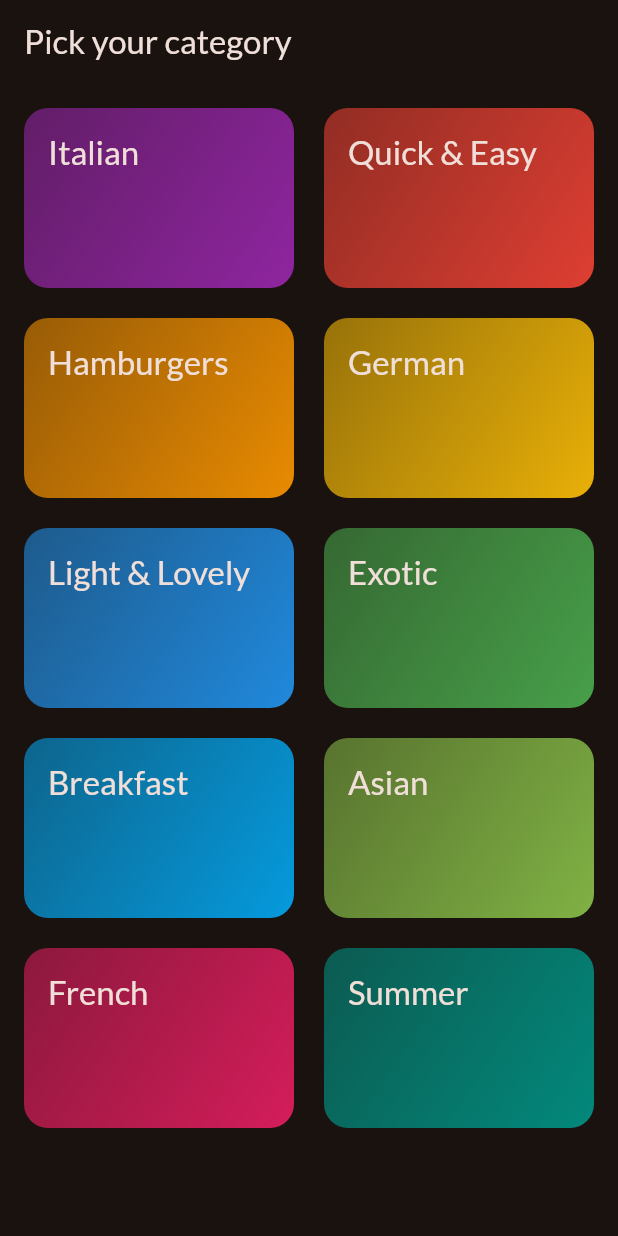
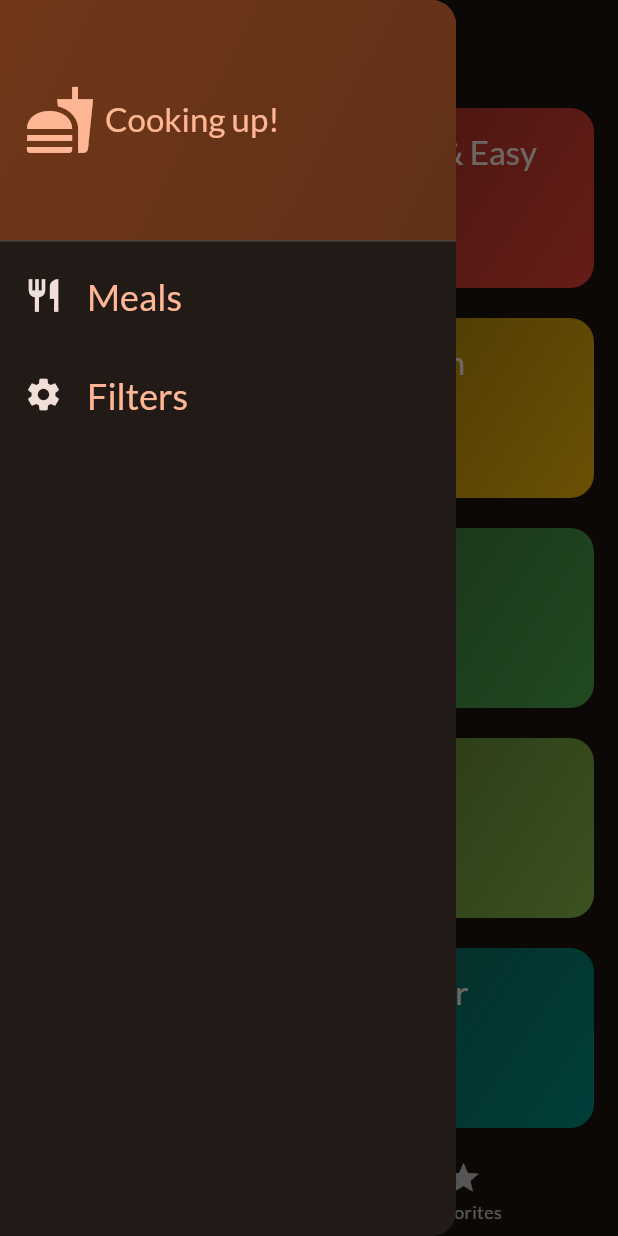
Before and after one commit to tddang4103/meals_app, a Flutter app: the screen it shows after launch, with the side drawer open (before the commit the screen has no drawer), on a phone screen of 412 x 824 dp. Run offline on Flutter 3.47's test engine with Material 3 defaults, Android fonts, the phone set to English and light mode, and no system bars; our stand-ins replace google_fonts, transparent_image.

Commit message:
Add favories, drawer, tabsscreen

```diff
--- a/lib/categories.dart
+++ b/lib/categories.dart
@@ -6,7 +6,9 @@ import 'package:meals_app/models/category.dart';
 import 'package:meals_app/models/meal.dart';
 
 class CategoriesScreen extends StatelessWidget {
-  const CategoriesScreen({super.key});
+  const CategoriesScreen({super.key, required this.onSelectedFavories});
+
+  final void Function(Meal meal) onSelectedFavories;
 
   final List<Category> categories = availableCategories;
 
@@ -17,7 +19,12 @@ class CategoriesScreen extends StatelessWidget {
             .toList();
     Navigator.of(context).push(
       MaterialPageRoute(
-        builder: (ctx) => MealsScreen(title: category.title, meals: meals),
+        builder:
+            (ctx) => MealsScreen(
+              title: category.title,
+              meals: meals,
+              onSelectedFavories: onSelectedFavories,
+            ),
       ),
     ); //=Navigator.push(context, route)
   }
@@ -25,7 +32,6 @@ class CategoriesScreen extends StatelessWidget {
   @override
   Widget build(BuildContext context) {
     return Scaffold(
-      appBar: AppBar(title: const Text('Pick your category')),
       body: GridView(
         padding: const EdgeInsets.all(16),
         gridDelegate: const SliverGridDelegateWithFixedCrossAxisCount(
--- a/lib/main.dart
+++ b/lib/main.dart
@@ -1,6 +1,6 @@
 import 'package:flutter/material.dart';
 import 'package:google_fonts/google_fonts.dart';
-import 'package:meals_app/categories.dart';
+import 'package:meals_app/tabs.dart';
 
 final theme = ThemeData(
   useMaterial3: true,
@@ -23,7 +23,7 @@ class App extends StatelessWidget {
     return MaterialApp(
       theme: theme,
       debugShowCheckedModeBanner: false,
-      home: const CategoriesScreen(),
+      home: const TabsScreen(),
     );
   }
 }
--- /dev/null
+++ b/lib/main_drawer.dart
@@ -0,0 +1,83 @@
+import 'package:flutter/material.dart';
+
+class MainDrawer extends StatelessWidget {
+  const MainDrawer({super.key, required this.onSelectedDrawer});
+
+  final void Function(String indentifier) onSelectedDrawer;
+
+  @override
+  Widget build(BuildContext context) {
+    return Drawer(
+      child: Column(
+        children: [
+          DrawerHeader(
+            padding: const EdgeInsets.all(16),
+            decoration: BoxDecoration(
+              gradient: LinearGradient(
+                colors: [
+                  Theme.of(context).colorScheme.primaryContainer,
+                  Theme.of(
+                    context,
+                  ).colorScheme.primaryContainer.withOpacity(0.8),
+                ],
+                begin: Alignment.topLeft,
+                end: Alignment.bottomRight,
+              ),
+            ),
+            child: Row(
+              children: [
+                Icon(
+                  Icons.fastfood,
+                  size: 48,
+                  color: Theme.of(context).colorScheme.primary,
+                ),
+                SizedBox(width: 6),
+                Text(
+                  'Cooking up!',
+                  style: Theme.of(context).textTheme.titleLarge!.copyWith(
+                    color: Theme.of(context).colorScheme.primary,
+                  ),
+                ),
+              ],
+            ),
+          ),
+          ListTile(
+            leading: Icon(
+              Icons.restaurant,
+              size: 26,
+              color: Theme.of(context).colorScheme.onBackground,
+            ),
+            title: Text(
+              'Meals',
+              style: Theme.of(context).textTheme.titleLarge!.copyWith(
+                color: Theme.of(context).colorScheme.primary,
+                fontSize: 24,
+              ),
+            ),
+            onTap: () {
+              onSelectedDrawer('meals');
+            },
+          ),
+          const SizedBox(height: 10),
+          ListTile(
+            leading: Icon(
+              Icons.settings,
+              size: 26,
+              color: Theme.of(context).colorScheme.onBackground,
+            ),
+            title: Text(
+              'Filters',
+              style: Theme.of(context).textTheme.titleLarge!.copyWith(
+                color: Theme.of(context).colorScheme.primary,
+                fontSize: 24,
+              ),
+            ),
+            onTap: () {
+              onSelectedDrawer('filters');
+            },
+          ),
+        ],
+      ),
+    );
+  }
+}
--- /dev/null
+++ b/lib/tabs.dart
@@ -0,0 +1,82 @@
+import 'package:flutter/material.dart';
+import 'package:meals_app/categories.dart';
+import 'package:meals_app/main_drawer.dart';
+import 'package:meals_app/meals.dart';
+import 'package:meals_app/models/meal.dart';
+
+class TabsScreen extends StatefulWidget {
+  const TabsScreen({super.key});
+
+  @override
+  State<TabsScreen> createState() => _TabsScreenState();
+}
+
+class _TabsScreenState extends State<TabsScreen> {
+  int _selectedPageIndex = 0;
+
+  final List<Meal> _favoriteMeals = [];
+
+  void _showInfoMessge(String messge) {
+    ScaffoldMessenger.of(context).clearSnackBars();
+    ScaffoldMessenger.of(context).showSnackBar(SnackBar(content: Text(messge)));
+  }
+
+  void _toggleFavoriteStatus(Meal meal) {
+    var isExisting = _favoriteMeals.contains(meal);
+    if (isExisting) {
+      setState(() {
+        _favoriteMeals.remove(meal);
+        _showInfoMessge('Đã xóa khỏi mục yêu thích');
+      });
+    } else {
+      setState(() {
+        _favoriteMeals.add(meal);
+        _showInfoMessge('Đã thêm vào mục yêu thích');
+      });
+    }
+  }
+
+  void _selectPage(int index) {
+    setState(() {
+      _selectedPageIndex = index;
+    });
+  }
+
+  void _setScreen(String indentifier) {
+    if (indentifier == 'meals') {
+    } else if (indentifier == 'filters') {}
+  }
+
+  @override
+  Widget build(BuildContext context) {
+    Widget activePage = CategoriesScreen(
+      onSelectedFavories: _toggleFavoriteStatus,
+    );
+    var activePageTitle = 'Categories';
+
+    if (_selectedPageIndex == 1) {
+      activePage = MealsScreen(
+        meals: _favoriteMeals,
+        onSelectedFavories: _toggleFavoriteStatus,
+      );
+      activePageTitle = 'Your favorites';
+    }
+
+    return Scaffold(
+      appBar: AppBar(title: Text(activePageTitle)),
+      drawer: MainDrawer(onSelectedDrawer: _setScreen),
+      body: activePage,
+      bottomNavigationBar: BottomNavigationBar(
+        onTap: _selectPage,
+        currentIndex: _selectedPageIndex,
+        items: const [
+          BottomNavigationBarItem(
+            icon: Icon(Icons.set_meal),
+            label: 'Categories',
+          ),
+          BottomNavigationBarItem(icon: Icon(Icons.star), label: 'Favorites'),
+        ],
+      ),
+    );
+  }
+}
```
Also changed, not shown: lib/meal_detail.dart (added, +81 -0 lines), lib/meal_item.dart (+30 -6 lines), lib/meal_item_trait.dart (added, +19 -0 lines), lib/meals.dart (+34 -4 lines).
